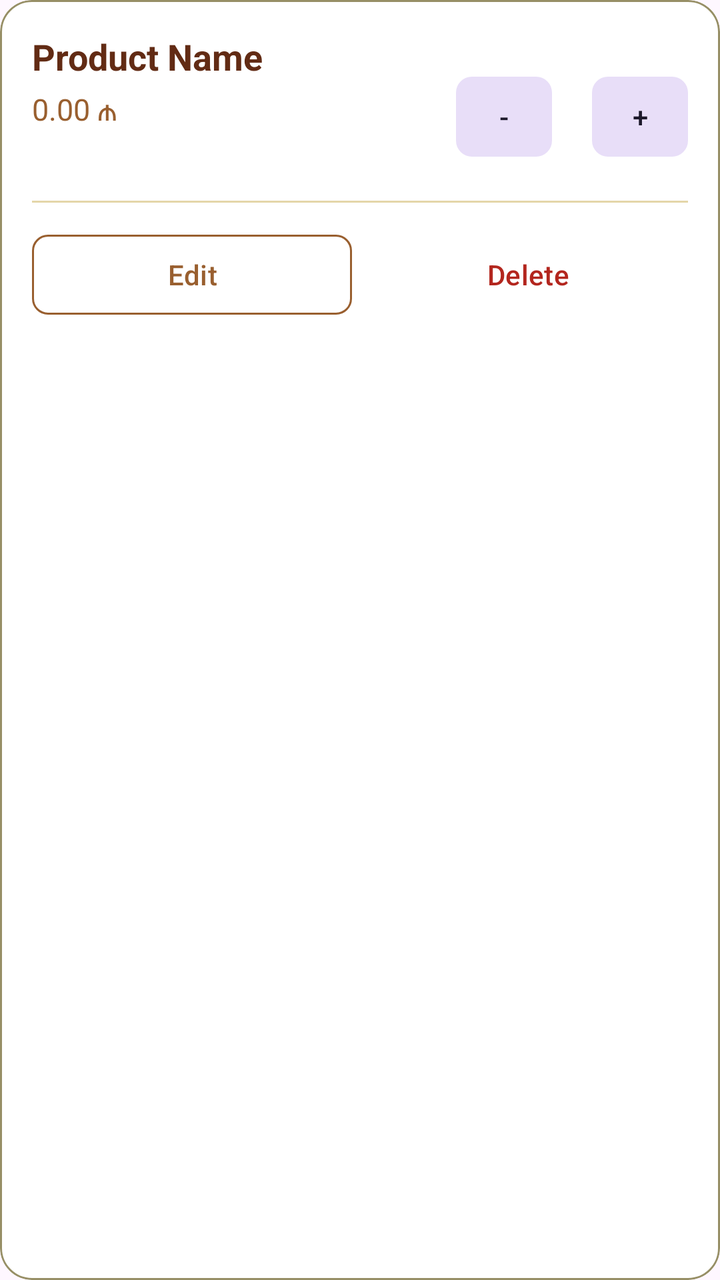
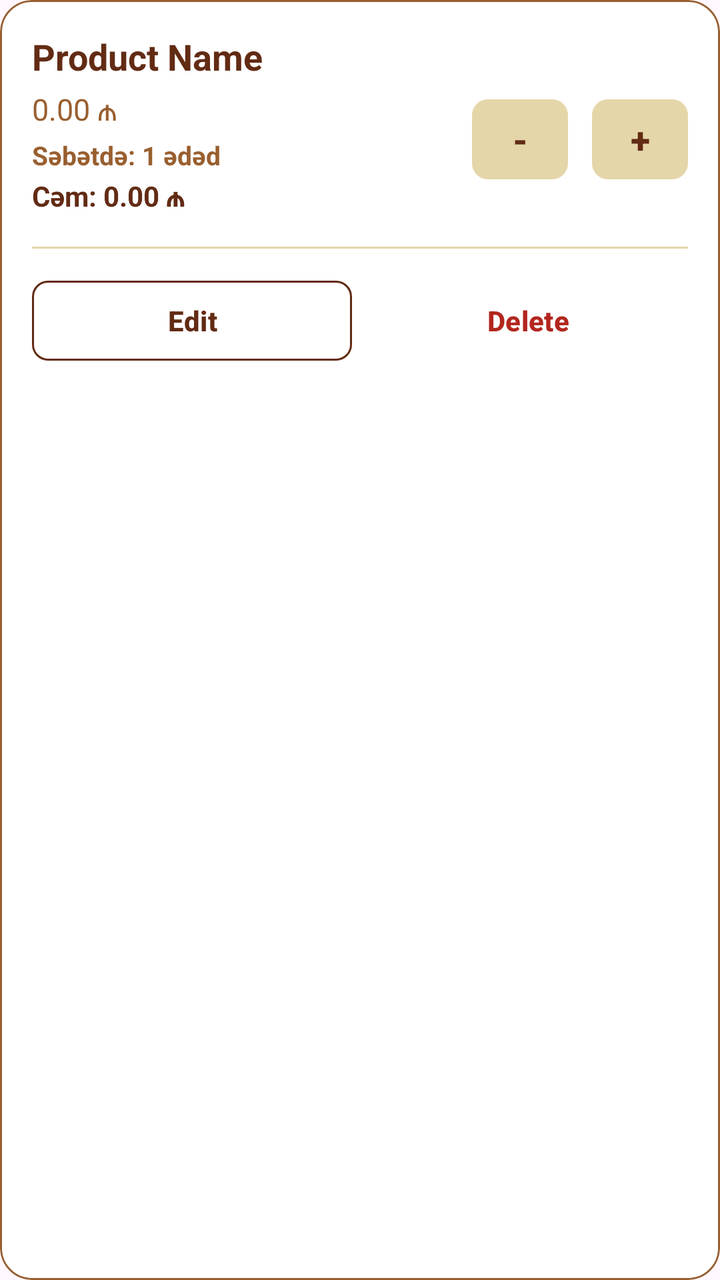

Two renders of the same Android screen: before a commit and after it. Below are the layout's source before the change and the commit's diff.
<!-- AndroidManifest.xml: application theme Theme.MyShopApp -->
<!-- res/layout/item_product.xml -->
<?xml version="1.0" encoding="utf-8"?>
<com.google.android.material.card.MaterialCardView
    xmlns:android="http://schemas.android.com/apk/res/android"
    xmlns:app="http://schemas.android.com/apk/res-auto"
    android:layout_width="match_parent"
    android:layout_height="wrap_content"
    android:layout_marginVertical="6dp"
    app:cardBackgroundColor="@color/md_surface"
    app:cardCornerRadius="16dp"
    app:strokeColor="@color/md_tertiary"
    app:strokeWidth="1dp">

    <androidx.constraintlayout.widget.ConstraintLayout
        android:layout_width="match_parent"
        android:layout_height="wrap_content"
        android:padding="16dp">

        <TextView
            android:id="@+id/tvName"
            android:layout_width="0dp"
            android:layout_height="wrap_content"
            android:ellipsize="end"
            android:maxLines="2"
            android:text="Product Name"
            android:textColor="@color/md_primary"
            android:textSize="18sp"
            android:textStyle="bold"
            app:layout_constraintEnd_toStartOf="@+id/qtyControlLayout"
            app:layout_constraintStart_toStartOf="parent"
            app:layout_constraintTop_toTopOf="parent" />

        
        <TextView
            android:id="@+id/tvPrice"
            android:layout_width="0dp"
            android:layout_height="wrap_content"
            android:layout_marginTop="4dp"
            android:text="0.00 ₼"
            android:textColor="@color/md_secondary"
            android:textSize="15sp"
            app:layout_constraintEnd_toStartOf="@+id/qtyControlLayout"
            app:layout_constraintStart_toStartOf="parent"
            app:layout_constraintTop_toBottomOf="@id/tvName" />

        
        <TextView
            android:id="@+id/tvQty"
            android:layout_width="0dp"
            android:layout_height="wrap_content"
            android:layout_marginTop="2dp"
            android:text=""
            android:textColor="@color/md_tertiary"
            android:textSize="13sp"
            android:textStyle="bold"
            app:layout_constraintEnd_toStartOf="@+id/qtyControlLayout"
            app:layout_constraintStart_toStartOf="parent"
            app:layout_constraintTop_toBottomOf="@id/tvPrice" />

        
        <TextView
            android:id="@+id/tvAmount"
            android:layout_width="0dp"
            android:layout_height="wrap_content"
            android:layout_marginTop="2dp"
            android:text=""
            android:textColor="@color/md_primary"
            android:textSize="13sp"
            android:textStyle="bold"
            android:visibility="gone"
            app:layout_constraintEnd_toStartOf="@+id/qtyControlLayout"
            app:layout_constraintStart_toStartOf="parent"
            app:layout_constraintTop_toBottomOf="@id/tvQty" />

        <LinearLayout
            android:id="@+id/qtyControlLayout"
            android:layout_width="wrap_content"
            android:layout_height="wrap_content"
            android:gravity="center_vertical"
            android:orientation="horizontal"
            app:layout_constraintBottom_toTopOf="@id/divider"
            app:layout_constraintEnd_toEndOf="parent"
            app:layout_constraintTop_toTopOf="parent">

            <com.google.android.material.button.MaterialButton
                android:id="@+id/btnMinus"
                style="@style/Widget.Material3.Button.IconButton.Filled.Tonal"
                android:layout_width="48dp"
                android:layout_height="48dp"
                android:insetLeft="0dp"
                android:insetRight="0dp"
                android:layout_marginRight="20.dp"
                android:padding="0dp"
                android:text="-"
                app:cornerRadius="8dp" />



            <com.google.android.material.button.MaterialButton
                android:id="@+id/btnPlus"
                style="@style/Widget.Material3.Button.IconButton.Filled.Tonal"
                android:layout_width="48dp"
                android:layout_height="48dp"
                android:insetLeft="0dp"
                android:insetRight="0dp"
                android:padding="0dp"
                android:text="+"
                app:cornerRadius="8dp" />

        </LinearLayout>

        <View
            android:id="@+id/divider"
            android:layout_width="match_parent"
            android:layout_height="1dp"
            android:layout_marginTop="16dp"
            android:background="@color/md_background"
            app:layout_constraintEnd_toEndOf="parent"
            app:layout_constraintStart_toStartOf="parent"
            app:layout_constraintTop_toBottomOf="@id/tvAmount" />

        <LinearLayout
            android:layout_width="match_parent"
            android:layout_height="wrap_content"
            android:layout_marginTop="12dp"
            android:orientation="horizontal"
            app:layout_constraintEnd_toEndOf="parent"
            app:layout_constraintStart_toStartOf="parent"
            app:layout_constraintTop_toBottomOf="@id/divider">

            <com.google.android.material.button.MaterialButton
                android:id="@+id/btnEdit"
                style="@style/Widget.Material3.Button.OutlinedButton"
                android:layout_width="0dp"
                android:layout_height="48dp"
                android:layout_marginEnd="8dp"
                android:layout_weight="1"
                android:text="Edit"
                android:textColor="@color/md_secondary"
                app:cornerRadius="8dp"
                app:strokeColor="@color/md_secondary" />

            <com.google.android.material.button.MaterialButton
                android:id="@+id/btnDelete"
                style="@style/Widget.Material3.Button.TextButton"
                android:layout_width="0dp"
                android:layout_height="48dp"
                android:layout_weight="1"
                android:text="Delete"
                android:textColor="?attr/colorError"
                app:cornerRadius="8dp" />

        </LinearLayout>

    </androidx.constraintlayout.widget.ConstraintLayout>
</com.google.android.material.card.MaterialCardView>
<!-- resources referenced by this layout -->
<resources>
  <color name="md_background">#E4D6A9</color>
  <color name="md_primary">#622B14</color>
  <color name="md_secondary">#995F2F</color>
  <color name="md_surface">#FFFFFF</color>
  <color name="md_tertiary">#978F66</color>
  <style name="Theme.MyShopApp" parent="Base.Theme.MyShopApp" />
  <style name="Base.Theme.MyShopApp" parent="Theme.Material3.DayNight.NoActionBar">
          
          
      </style>
</resources>

<!-- the commit's change to res/layout/item_product.xml (unified diff, before → after) -->
@@ -7,8 +7,7 @@
     android:layout_marginVertical="6dp"
     app:cardBackgroundColor="@color/md_surface"
     app:cardCornerRadius="16dp"
-    app:strokeColor="@color/md_tertiary"
-    app:strokeWidth="1dp">
+    app:strokeColor="@color/md_secondary" app:strokeWidth="1dp">
 
     <androidx.constraintlayout.widget.ConstraintLayout
         android:layout_width="match_parent"
@@ -25,16 +24,17 @@
             android:textColor="@color/md_primary"
             android:textSize="18sp"
             android:textStyle="bold"
+            android:layout_marginEnd="8dp"
             app:layout_constraintEnd_toStartOf="@+id/qtyControlLayout"
             app:layout_constraintStart_toStartOf="parent"
             app:layout_constraintTop_toTopOf="parent" />
 
-        
         <TextView
             android:id="@+id/tvPrice"
             android:layout_width="0dp"
             android:layout_height="wrap_content"
             android:layout_marginTop="4dp"
+            android:layout_marginEnd="8dp"
             android:text="0.00 ₼"
             android:textColor="@color/md_secondary"
             android:textSize="15sp"
@@ -42,32 +42,29 @@
             app:layout_constraintStart_toStartOf="parent"
             app:layout_constraintTop_toBottomOf="@id/tvName" />
 
-        
         <TextView
             android:id="@+id/tvQty"
             android:layout_width="0dp"
             android:layout_height="wrap_content"
-            android:layout_marginTop="2dp"
-            android:text=""
-            android:textColor="@color/md_tertiary"
-            android:textSize="13sp"
+            android:layout_marginTop="4dp"
+            android:layout_marginEnd="8dp"
+            android:text="Səbətdə: 1 ədəd"
+            android:textColor="@color/md_secondary" android:textSize="13sp"
             android:textStyle="bold"
             app:layout_constraintEnd_toStartOf="@+id/qtyControlLayout"
             app:layout_constraintStart_toStartOf="parent"
             app:layout_constraintTop_toBottomOf="@id/tvPrice" />
 
-        
         <TextView
             android:id="@+id/tvAmount"
             android:layout_width="0dp"
             android:layout_height="wrap_content"
             android:layout_marginTop="2dp"
-            android:text=""
+            android:layout_marginEnd="8dp"
+            android:text="Cəm: 0.00 ₼"
             android:textColor="@color/md_primary"
-            android:textSize="13sp"
-            android:textStyle="bold"
-            android:visibility="gone"
-            app:layout_constraintEnd_toStartOf="@+id/qtyControlLayout"
+            android:textSize="14sp" android:textStyle="bold"
+            android:visibility="visible" app:layout_constraintEnd_toStartOf="@+id/qtyControlLayout"
             app:layout_constraintStart_toStartOf="parent"
             app:layout_constraintTop_toBottomOf="@id/tvQty" />
 
@@ -88,12 +85,13 @@
                 android:layout_height="48dp"
                 android:insetLeft="0dp"
                 android:insetRight="0dp"
-                android:layout_marginRight="20.dp"
-                android:padding="0dp"
+                android:layout_marginEnd="12dp" android:padding="0dp"
                 android:text="-"
+                android:textColor="@color/md_primary"
+                android:textStyle="bold"
+                android:textSize="18sp"
+                app:backgroundTint="@color/md_background"
                 app:cornerRadius="8dp" />
-
-
 
             <com.google.android.material.button.MaterialButton
                 android:id="@+id/btnPlus"
@@ -104,6 +102,10 @@
                 android:insetRight="0dp"
                 android:padding="0dp"
                 android:text="+"
+                android:textColor="@color/md_primary"
+                android:textStyle="bold"
+                android:textSize="18sp"
+                app:backgroundTint="@color/md_background"
                 app:cornerRadius="8dp" />
 
         </LinearLayout>
@@ -135,9 +137,9 @@
                 android:layout_marginEnd="8dp"
                 android:layout_weight="1"
                 android:text="Edit"
-                android:textColor="@color/md_secondary"
-                app:cornerRadius="8dp"
-                app:strokeColor="@color/md_secondary" />
+                android:textStyle="bold"
+                android:textColor="@color/md_primary" app:cornerRadius="8dp"
+                app:strokeColor="@color/md_primary" />
 
             <com.google.android.material.button.MaterialButton
                 android:id="@+id/btnDelete"
@@ -146,6 +148,7 @@
                 android:layout_height="48dp"
                 android:layout_weight="1"
                 android:text="Delete"
+                android:textStyle="bold"
                 android:textColor="?attr/colorError"
                 app:cornerRadius="8dp" />
 
<!-- resource entries referenced after the edit -->
@@ -4,7 +4,6 @@
   <color name="md_primary">#622B14</color>
   <color name="md_secondary">#995F2F</color>
   <color name="md_surface">#FFFFFF</color>
-  <color name="md_tertiary">#978F66</color>
   <style name="Theme.MyShopApp" parent="Base.Theme.MyShopApp" />
   <style name="Base.Theme.MyShopApp" parent="Theme.Material3.DayNight.NoActionBar">
           
